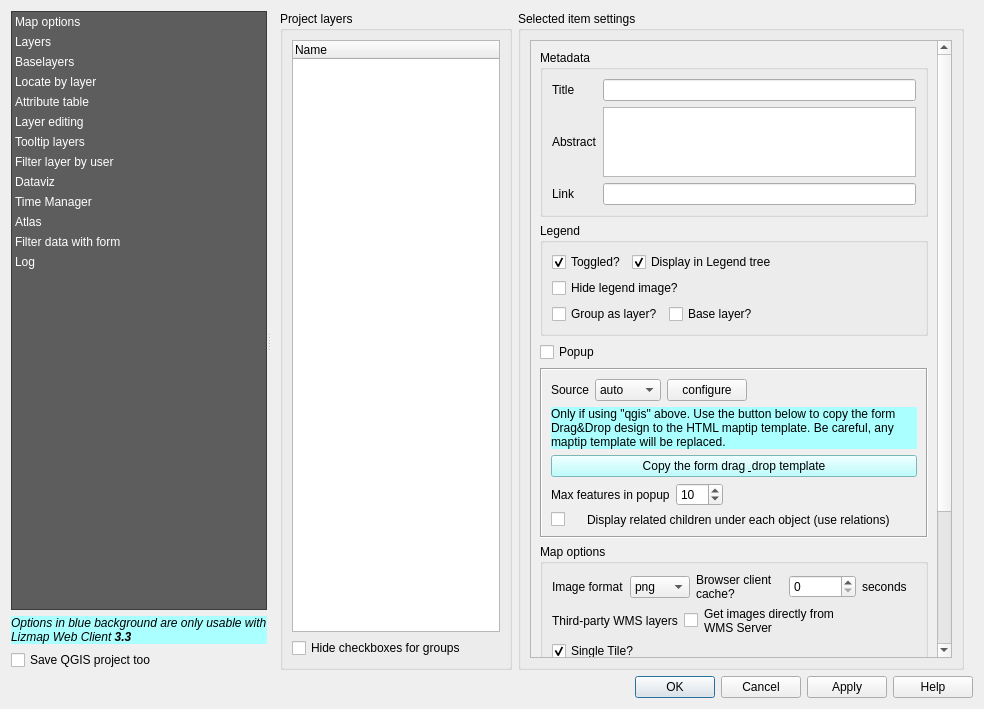
First picture: the form in resources/ui/ui_lizmap.ui, repository 3liz/lizmap-plugin, before the edit.
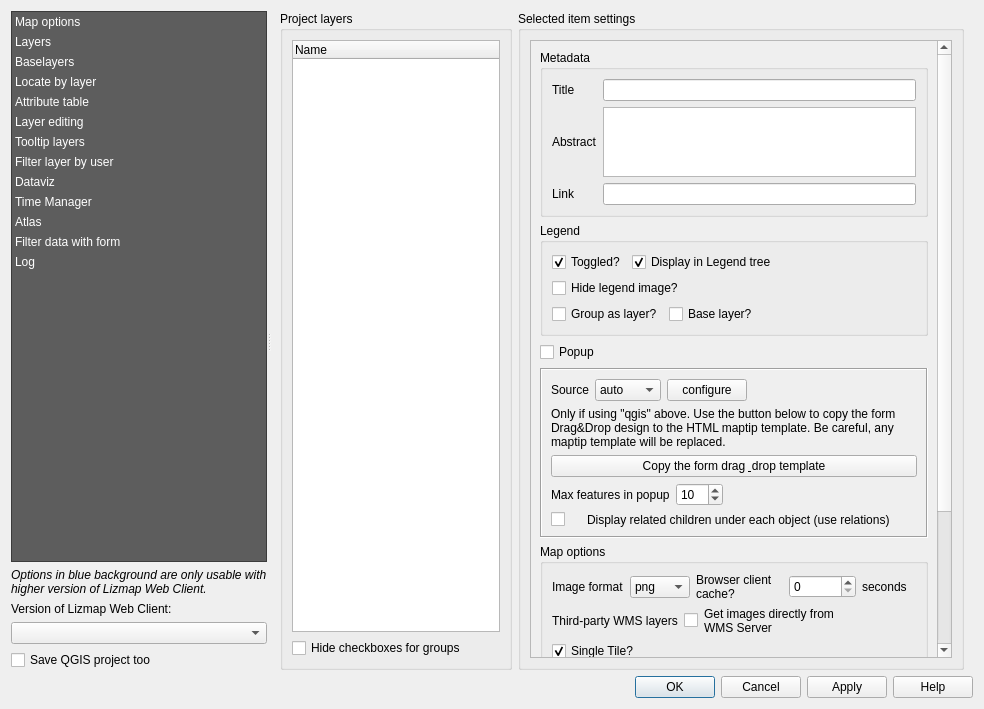
Second picture: the form after the edit. The open tabs and pages were chosen to show the change. Custom widgets are drawn as their Qt base class.

Commit message: add LWC version combo

Diff of the .ui file:
```diff
--- a/resources/ui/ui_lizmap.ui
+++ b/resources/ui/ui_lizmap.ui
@@ -173,16 +173,26 @@
           </font>
          </property>
          <property name="styleSheet">
-          <string notr="true">background-color:rgb(170, 255, 255);</string>
+          <string notr="true"/>
          </property>
          <property name="text">
-          <string>&lt;html&gt;&lt;head/&gt;&lt;body&gt;&lt;p&gt;Options in blue background are only usable with Lizmap Web Client &lt;span style=&quot; font-weight:600;&quot;&gt;3.3&lt;/span&gt;&lt;/p&gt;&lt;/body&gt;&lt;/html&gt;</string>
+          <string>Options in blue background are only usable with higher version of Lizmap Web Client.</string>
          </property>
          <property name="wordWrap">
           <bool>true</bool>
          </property>
         </widget>
        </item>
+       <item>
+        <widget class="QLabel" name="label_3">
+         <property name="text">
+          <string>Version of Lizmap Web Client:</string>
+         </property>
+        </widget>
+       </item>
+       <item>
+        <widget class="QComboBox" name="combo_lwc_version"/>
+       </item>
        <item>
         <widget class="QCheckBox" name="checkbox_save_project">
          <property name="toolTip">
@@ -1148,10 +1158,7 @@
                           </layout>
                          </item>
                          <item>
-                          <widget class="QLabel" name="label_108">
-                           <property name="styleSheet">
-                            <string notr="true">background-color:rgb(170, 255, 255);</string>
-                           </property>
+                          <widget class="QLabel" name="label_drag_drop_form">
                            <property name="text">
                             <string>Only if using &quot;qgis&quot; above. Use the button below to copy the form Drag&amp;Drop design to the HTML maptip template. Be careful, any maptip template will be replaced.</string>
                            </property>
@@ -1162,9 +1169,6 @@
                          </item>
                          <item>
                           <widget class="QPushButton" name="btQgisPopupFromForm">
-                           <property name="styleSheet">
-                            <string notr="true">background-color:rgb(170, 255, 255);</string>
-                           </property>
                            <property name="text">
                             <string>Copy the form drag &amp; drop template</string>
                            </property>
```
Left out of the diff: 14 changed lines with no effect on the pictures. The commit also changes 5 other files.
